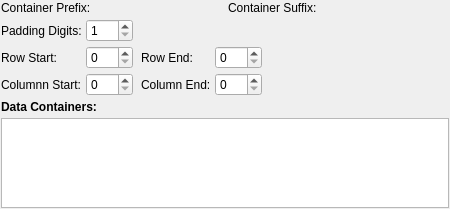
First picture: the form in Source/SVWidgetsLib/FilterParameterWidgets/UI_Files/MontageSelectionWidget.ui, repository BlueQuartzSoftware/SIMPL, before the edit.
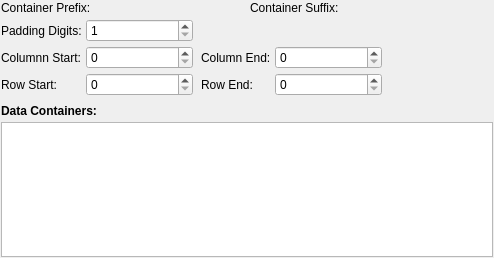
Second picture: the form after the edit. Custom widgets are drawn as their Qt base class.

Commit message: Montage Data Structure (#394)

```diff
--- a/Source/SVWidgetsLib/FilterParameterWidgets/UI_Files/MontageSelectionWidget.ui
+++ b/Source/SVWidgetsLib/FilterParameterWidgets/UI_Files/MontageSelectionWidget.ui
@@ -6,8 +6,8 @@
    <rect>
     <x>0</x>
     <y>0</y>
-    <width>450</width>
-    <height>198</height>
+    <width>494</width>
+    <height>258</height>
    </rect>
   </property>
   <property name="windowTitle">
@@ -32,7 +32,7 @@
    <item row="1" column="1">
     <widget class="QSpinBox" name="paddingSpinBox">
      <property name="sizePolicy">
-      <sizepolicy hsizetype="Preferred" vsizetype="Fixed">
+      <sizepolicy hsizetype="Expanding" vsizetype="Fixed">
        <horstretch>0</horstretch>
        <verstretch>0</verstretch>
       </sizepolicy>
@@ -42,34 +42,14 @@
      </property>
     </widget>
    </item>
-   <item row="3" column="1">
-    <widget class="QSpinBox" name="colStartSpinBox">
-     <property name="sizePolicy">
-      <sizepolicy hsizetype="Preferred" vsizetype="Fixed">
-       <horstretch>0</horstretch>
-       <verstretch>0</verstretch>
-      </sizepolicy>
-     </property>
-     <property name="maximum">
-      <number>999</number>
-     </property>
-    </widget>
-   </item>
-   <item row="1" column="0">
-    <widget class="QLabel" name="label_7">
+   <item row="3" column="3">
+    <widget class="QLabel" name="label_4">
      <property name="text">
-      <string>Padding Digits:</string>
+      <string>Row End:</string>
      </property>
     </widget>
    </item>
-   <item row="2" column="0">
-    <widget class="QLabel" name="label_3">
-     <property name="text">
-      <string>Row Start:</string>
-     </property>
-    </widget>
-   </item>
-   <item row="2" column="5">
+   <item row="1" column="5" rowspan="5">
     <spacer name="horizontalSpacer">
      <property name="orientation">
       <enum>Qt::Horizontal</enum>
@@ -82,10 +62,17 @@
      </property>
     </spacer>
    </item>
-   <item row="2" column="1">
+   <item row="1" column="0">
+    <widget class="QLabel" name="label_7">
+     <property name="text">
+      <string>Padding Digits:</string>
+     </property>
+    </widget>
+   </item>
+   <item row="3" column="1">
     <widget class="QSpinBox" name="rowStartSpinBox">
      <property name="sizePolicy">
-      <sizepolicy hsizetype="Preferred" vsizetype="Fixed">
+      <sizepolicy hsizetype="Expanding" vsizetype="Fixed">
        <horstretch>0</horstretch>
        <verstretch>0</verstretch>
       </sizepolicy>
@@ -95,6 +82,42 @@
      </property>
     </widget>
    </item>
+   <item row="6" column="0" colspan="6">
+    <widget class="QTableWidget" name="dataContainerTableWidget">
+     <property name="minimumSize">
+      <size>
+       <width>0</width>
+       <height>90</height>
+      </size>
+     </property>
+    </widget>
+   </item>
+   <item row="3" column="4">
+    <widget class="QSpinBox" name="rowEndSpinBox">
+     <property name="sizePolicy">
+      <sizepolicy hsizetype="Expanding" vsizetype="Fixed">
+       <horstretch>0</horstretch>
+       <verstretch>0</verstretch>
+      </sizepolicy>
+     </property>
+     <property name="maximum">
+      <number>999</number>
+     </property>
+    </widget>
+   </item>
+   <item row="5" column="0" colspan="2">
+    <widget class="QLabel" name="label_8">
+     <property name="font">
+      <font>
+       <weight>75</weight>
+       <bold>true</bold>
+      </font>
+     </property>
+     <property name="text">
+      <string>Data Containers:</string>
+     </property>
+    </widget>
+   </item>
    <item row="0" column="0" colspan="6">
     <widget class="QWidget" name="widget_3" native="true">
      <property name="sizePolicy">
@@ -157,43 +180,43 @@
     </widget>
    </item>
    <item row="3" column="0">
+    <widget class="QLabel" name="label_3">
+     <property name="text">
+      <string>Row Start:</string>
+     </property>
+    </widget>
+   </item>
+   <item row="2" column="0">
     <widget class="QLabel" name="label_5">
      <property name="text">
       <string>Columnn Start:</string>
      </property>
     </widget>
    </item>
-   <item row="3" column="3">
+   <item row="2" column="1">
+    <widget class="QSpinBox" name="colStartSpinBox">
+     <property name="sizePolicy">
+      <sizepolicy hsizetype="Expanding" vsizetype="Fixed">
+       <horstretch>0</horstretch>
+       <verstretch>0</verstretch>
+      </sizepolicy>
+     </property>
+     <property name="maximum">
+      <number>999</number>
+     </property>
+    </widget>
+   </item>
+   <item row="2" column="3">
     <widget class="QLabel" name="label_6">
      <property name="text">
       <string>Column End:</string>
      </property>
     </widget>
    </item>
-   <item row="3" column="4">
-    <widget class="QSpinBox" name="colEndSpinBox">
-     <property name="sizePolicy">
-      <sizepolicy hsizetype="Preferred" vsizetype="Fixed">
-       <horstretch>0</horstretch>
-       <verstretch>0</verstretch>
-      </sizepolicy>
-     </property>
-     <property name="maximum">
-      <number>999</number>
-     </property>
-    </widget>
-   </item>
-   <item row="2" column="3">
-    <widget class="QLabel" name="label_4">
-     <property name="text">
-      <string>Row End:</string>
-     </property>
-    </widget>
-   </item>
    <item row="2" column="4">
-    <widget class="QSpinBox" name="rowEndSpinBox">
+    <widget class="QSpinBox" name="colEndSpinBox">
      <property name="sizePolicy">
-      <sizepolicy hsizetype="Preferred" vsizetype="Fixed">
+      <sizepolicy hsizetype="Expanding" vsizetype="Fixed">
        <horstretch>0</horstretch>
        <verstretch>0</verstretch>
       </sizepolicy>
@@ -203,29 +226,6 @@
      </property>
     </widget>
    </item>
-   <item row="4" column="0" colspan="2">
-    <widget class="QLabel" name="label_8">
-     <property name="font">
-      <font>
-       <weight>75</weight>
-       <bold>true</bold>
-      </font>
-     </property>
-     <property name="text">
-      <string>Data Containers:</string>
-     </property>
-    </widget>
-   </item>
-   <item row="5" column="0" colspan="6">
-    <widget class="QTableWidget" name="dataContainerTableWidget">
-     <property name="minimumSize">
-      <size>
-       <width>0</width>
-       <height>90</height>
-      </size>
-     </property>
-    </widget>
-   </item>
   </layout>
  </widget>
  <customwidgets>
```
The commit also changes 149 other files.
